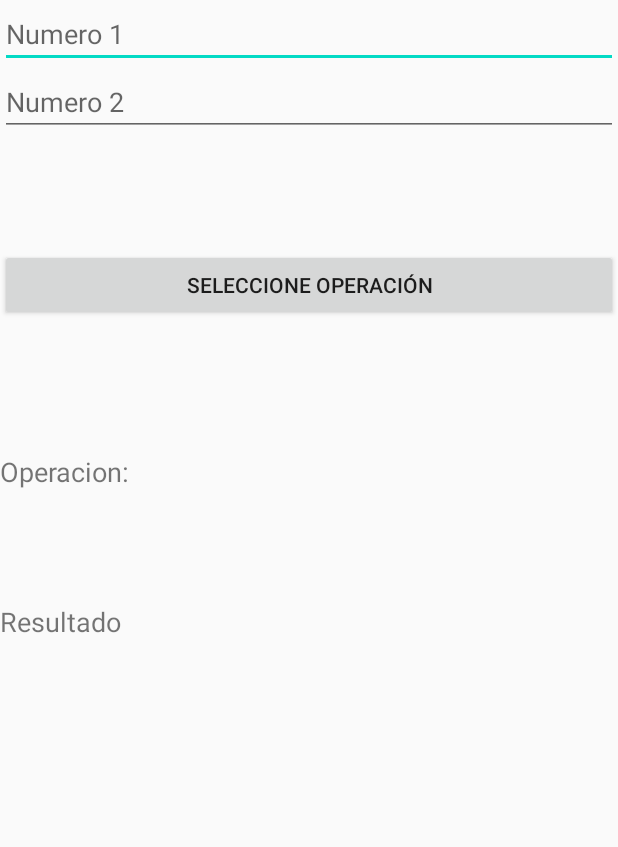
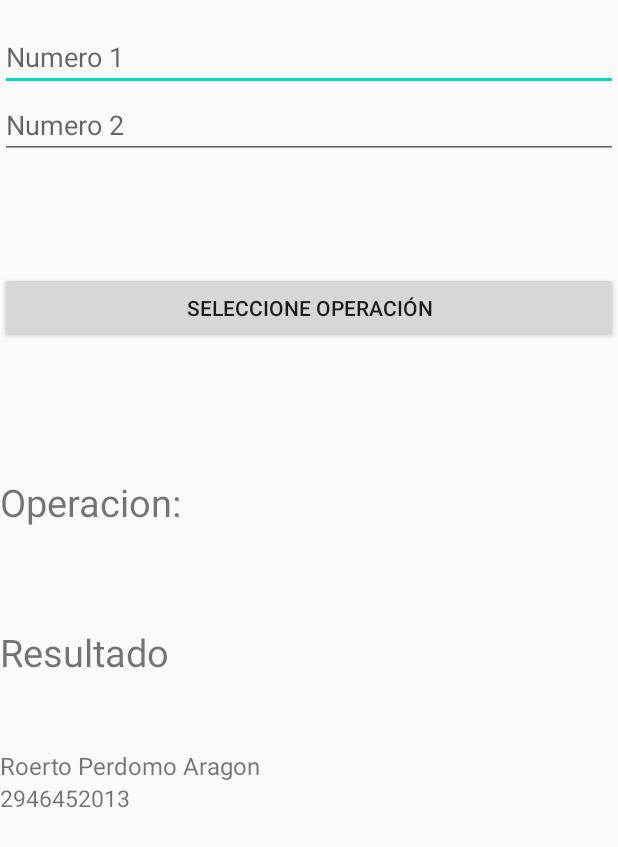
Before and after one commit to Proyectos-universitarios/Electiva1-Android-Ejercicio-2, an Android app: the layout activity_2.xml on its own in the app's theme, with its tools: preview values and no code run, on a phone screen of 412 x 824 dp. Shown: the top 847 px of the screen. Run offline under Robolectric (Android 15) with nearby library versions, the phone set to English and light mode, and no system bars.

Commit message:
logica activity 2 y 3

```diff
--- a/app/src/main/res/layout/activity_2.xml
+++ b/app/src/main/res/layout/activity_2.xml
@@ -11,6 +11,10 @@
             android:orientation="vertical"
             android:layout_width="match_parent"
             android:layout_height="match_parent">
+        <LinearLayout
+                android:orientation="vertical"
+                android:layout_width="match_parent"
+                android:layout_height="wrap_content" android:paddingTop="15sp">
             <EditText
                     android:layout_width="match_parent"
                     android:layout_height="wrap_content"
@@ -22,7 +26,8 @@
                     android:layout_height="wrap_content"
                     android:inputType="number"
                     android:ems="10"
-                android:id="@+id/EditNum2" android:hint="Numero 2"/>
+                    android:id="@+id/EditNum2" android:hint="Numero 2" android:paddingTop="10sp"/>
+        </LinearLayout>
         <LinearLayout
                 android:orientation="vertical"
                 android:layout_width="match_parent"
@@ -30,23 +35,37 @@
             <Button
                     android:text="Seleccione Operación"
                     android:layout_width="match_parent"
-                    android:layout_height="wrap_content" android:id="@+id/BtnSeleccionOperacion"/>
+                    android:layout_height="wrap_content" android:id="@+id/BtnSeleccionOperacion"
+                    android:onClick="StartActivity3"/>
         </LinearLayout>
         <LinearLayout
                 android:orientation="vertical"
                 android:layout_width="match_parent"
-                android:layout_height="match_parent" android:paddingTop="0sp">
+                android:layout_height="wrap_content" android:paddingTop="0sp" android:paddingBottom="15sp">
             <TextView
                     android:text="Operacion:"
                     android:layout_width="match_parent"
                     android:layout_height="wrap_content" android:id="@+id/TextVOperacion" android:height="100px"
-                    android:textSize="18sp"/>
+                    android:textSize="25sp"/>
             <TextView
                     android:text="Resultado"
                     android:layout_width="match_parent"
                     android:layout_height="wrap_content" android:id="@+id/TextVResultado"
                     android:layout_marginTop="50px"
-                    android:height="100px" android:textSize="18sp"/>
+                    android:height="100px" android:textSize="25sp"/>
+        </LinearLayout>
+        <LinearLayout
+                android:orientation="vertical"
+                android:layout_width="match_parent"
+                android:layout_height="match_parent">
+            <TextView
+                    android:text="Roerto Perdomo Aragon"
+                    android:layout_width="match_parent"
+                    android:layout_height="wrap_content" android:id="@+id/textView" android:textSize="16sp"/>
+            <TextView
+                    android:text="2946452013"
+                    android:layout_width="match_parent"
+                    android:layout_height="wrap_content" android:id="@+id/textView2" android:textSize="15sp"/>
         </LinearLayout>
     </LinearLayout>
 </androidx.constraintlayout.widget.ConstraintLayout>
--- a/app/src/main/res/layout/activity_3.xml
+++ b/app/src/main/res/layout/activity_3.xml
@@ -36,7 +36,7 @@
                 android:layout_height="match_parent">
             <RadioGroup
                     android:layout_width="match_parent"
-                    android:layout_height="wrap_content">
+                    android:layout_height="wrap_content" android:id="@+id/RbtGroup1">
                 <RadioButton
                         android:text="Suma"
                         android:layout_width="match_parent"
@@ -57,7 +57,8 @@
             <Button
                     android:text="Procesar"
                     android:layout_width="match_parent"
-                    android:layout_height="wrap_content" android:id="@+id/BtnProcesar"/>
+                    android:layout_height="wrap_content" android:id="@+id/BtnProcesar"
+                    android:onClick="StartActivity2"/>
         </LinearLayout>
     </LinearLayout>
 </androidx.constraintlayout.widget.ConstraintLayout>
--- a/app/src/main/res/values/strings.xml
+++ b/app/src/main/res/values/strings.xml
@@ -1,3 +1,8 @@
 <resources>
     <string name="app_name">Electiva 1 Ejercicio 2</string>
+    <string name="Data1"> Num1</string>
+    <string name="Data2">Num2</string>
+    <string name="ResultOperation">Resultado</string>
+    <string name="NameOperation">NombreOperacion </string>
 </resources>
+        <!-- texto -->
```
Also changed, not shown: app/src/main/java/com/example/electiva1ejercicio2/Activity2.java (+49 -0 lines), app/src/main/java/com/example/electiva1ejercicio2/Activity3.java (+70 -0 lines), app/src/main/java/com/example/electiva1ejercicio2/Logic/Operation.java (added, +34 -0 lines). Lines whose indentation alone changed are shown as unchanged.
